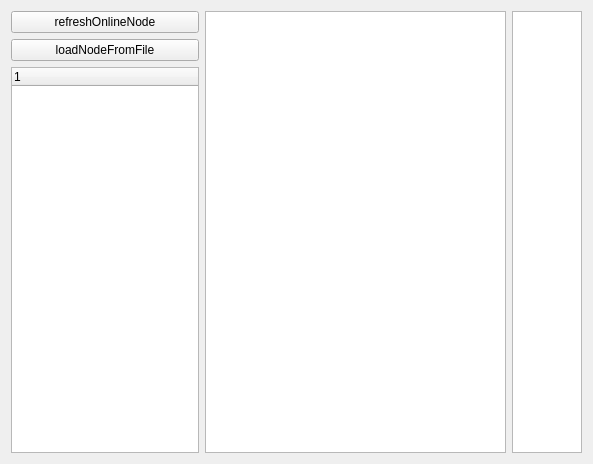
Above: src/demo_cpp_qt2/ui/widget.ui from nxhlonghun/ros2_demo2 before the change. Below: the same form after it.
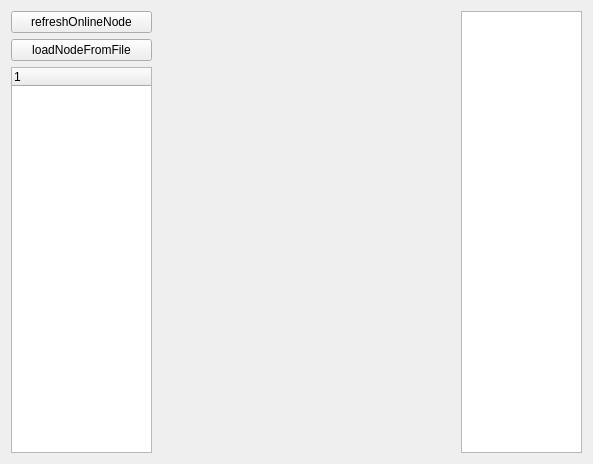
That is the form after the change.

What changed in the file:
```diff
--- a/src/demo_cpp_qt2/ui/widget.ui
+++ b/src/demo_cpp_qt2/ui/widget.ui
@@ -13,16 +13,26 @@
   <property name="windowTitle">
    <string>Widget</string>
   </property>
-  <layout class="QGridLayout" name="gridLayout_4" columnstretch="1,2">
+  <layout class="QGridLayout" name="gridLayout_4" columnstretch="1,3">
+   <item row="0" column="1">
+    <layout class="QGridLayout" name="gridLayout_3" rowstretch="1,1">
+     <item row="0" column="0">
+      <layout class="QGridLayout" name="tableGridLayout"/>
+     </item>
+     <item row="1" column="0">
+      <layout class="QGridLayout" name="gridLayout_2" rowstretch="0" columnstretch="5,2">
+       <item row="0" column="1">
+        <widget class="QPlainTextEdit" name="plainTextEdit"/>
+       </item>
+       <item row="0" column="0">
+        <layout class="QVBoxLayout" name="verticalLayout"/>
+       </item>
+      </layout>
+     </item>
+    </layout>
+   </item>
    <item row="0" column="0">
-    <layout class="QGridLayout" name="gridLayout" rowstretch="0,0,0">
-     <item row="0" column="0">
-      <widget class="QPushButton" name="refreshNodeBtn">
-       <property name="text">
-        <string>refreshOnlineNode</string>
-       </property>
-      </widget>
-     </item>
+    <layout class="QGridLayout" name="gridLayout" rowstretch="1,1,1,1">
      <item row="1" column="0">
       <widget class="QPushButton" name="loadNodeFromFileBtn">
        <property name="text">
@@ -30,7 +40,14 @@
        </property>
       </widget>
      </item>
-     <item row="2" column="0">
+     <item row="0" column="0">
+      <widget class="QPushButton" name="refreshNodeBtn">
+       <property name="text">
+        <string>refreshOnlineNode</string>
+       </property>
+      </widget>
+     </item>
+     <item row="2" column="0" rowspan="2">
       <widget class="QTreeWidget" name="treeWidget">
        <column>
         <property name="text">
@@ -41,26 +58,6 @@
      </item>
     </layout>
    </item>
-   <item row="0" column="1">
-    <layout class="QGridLayout" name="gridLayout_3" rowstretch="1,1">
-     <item row="0" column="0">
-      <layout class="QGridLayout" name="tableGridLayout"/>
-     </item>
-     <item row="1" column="0">
-      <layout class="QGridLayout" name="gridLayout_2" rowstretch="0" columnstretch="5,5,1">
-       <item row="0" column="2">
-        <widget class="QPlainTextEdit" name="plainTextEdit"/>
-       </item>
-       <item row="0" column="1">
-        <widget class="QGraphicsView" name="mapView"/>
-       </item>
-       <item row="0" column="0">
-        <layout class="QGridLayout" name="MapView"/>
-       </item>
-      </layout>
-     </item>
-    </layout>
-   </item>
   </layout>
  </widget>
  <resources/>
```
